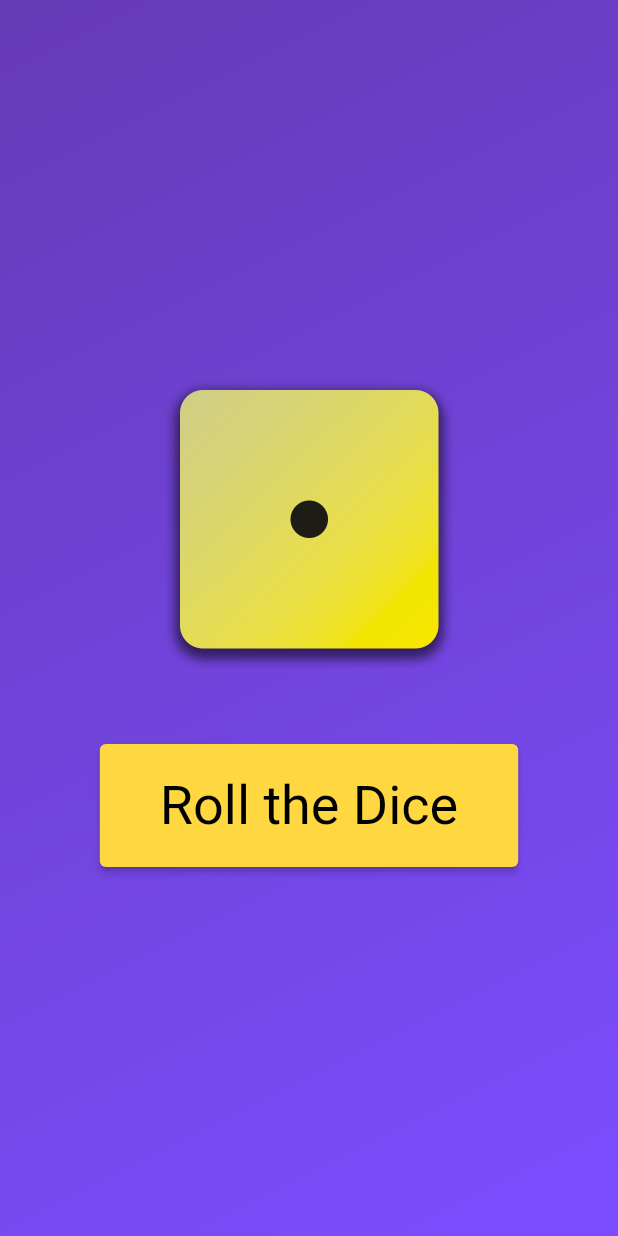
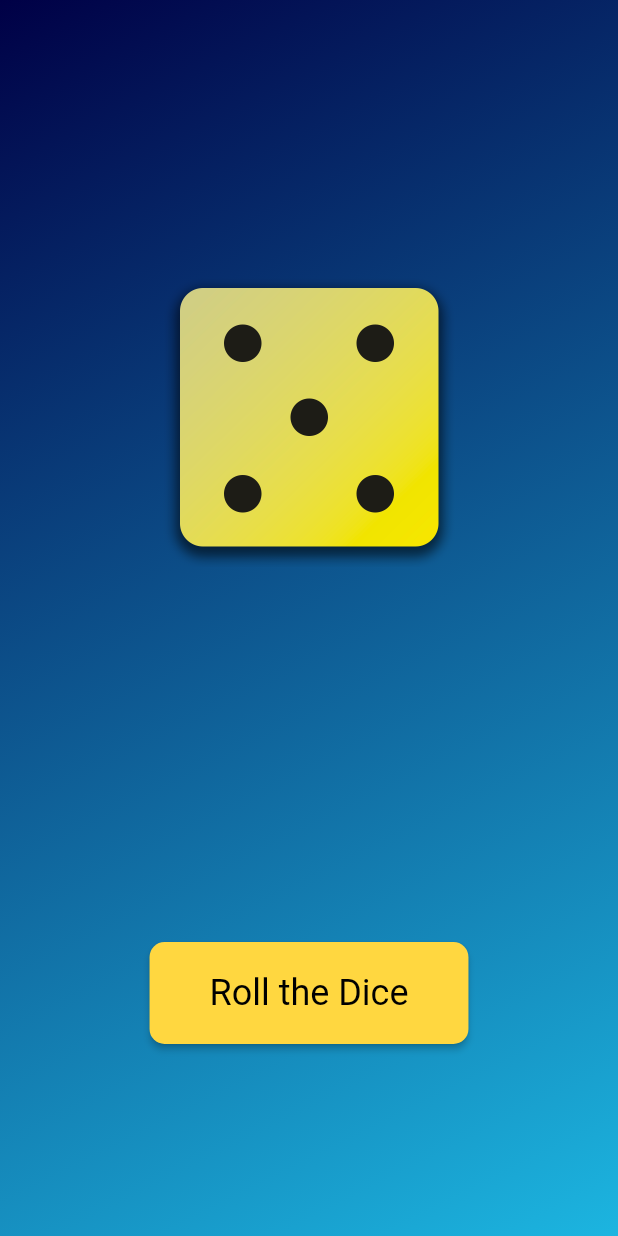
Before and after one commit to masif2002/roll-the-dice, a Flutter app: the screen it shows after launch, after a tap on "Roll the Dice", on a phone screen of 412 x 824 dp. Run offline on Flutter 3.47's test engine with Material 2 defaults, Android fonts, the phone set to English and light mode, and no system bars.

Commit message:
Rename Project

```diff
--- a/lib/gradient_container.dart
+++ b/lib/gradient_container.dart
@@ -1,6 +1,6 @@
 import 'package:flutter/material.dart';
 
-import 'package:first_app/styled_text.dart';
+import 'package:roll_the_dice/dice.dart';
 
 class GradientContainer extends StatelessWidget {
   const GradientContainer(this.gradientColors, {super.key});
@@ -13,9 +13,7 @@ class GradientContainer extends StatelessWidget {
 
   final List<Color> gradientColors;
 
-  void rollDice() {
-    // ....
-  }
+
 
   @override
   Widget build(context) {
@@ -27,36 +25,8 @@ class GradientContainer extends StatelessWidget {
           end: Alignment.bottomRight,
         ),
       ),
-      child: Center(
-        child: Column(
-          mainAxisSize: MainAxisSize.min,
-          children: [
-            Image.asset(
-              'assets/images/dice-1.png',
-              width: 200,
-            ),
-            const SizedBox(
-              height: 50,
-            ),
-            ElevatedButton(
-              onPressed: rollDice,
-              style: ElevatedButton.styleFrom(
-                padding: const EdgeInsets.only(
-                  left: 40,
-                  right: 40,
-                  top: 20,
-                  bottom: 20,
-                ),
-                foregroundColor: Colors.black,
-                backgroundColor: Colors.amberAccent,
-                textStyle: const TextStyle(
-                  fontSize: 36,
-                ),
-              ),
-              child: const Text('Roll the Dice'),
-            )
-          ],
-        ),
+      child: const Center(
+        child: Dice()
       ),
     );
   }
--- a/lib/main.dart
+++ b/lib/main.dart
@@ -1,18 +1,18 @@
 import 'package:flutter/material.dart';
 
-import 'package:first_app/gradient_container.dart';
+import 'package:roll_the_dice/gradient_container.dart';
 
 void main() {
   // Gradient Colors
   const List<Color> colors = [
-    Color.fromARGB(255, 173, 18, 85),
-    Color.fromARGB(255, 9, 113, 73),
+    Color.fromARGB(255, 0, 0, 70),
+    Color.fromARGB(255, 28, 181, 224),
   ];
 
   runApp(
-    MaterialApp(
+    const MaterialApp(
       home: Scaffold(
-        body: GradientContainer.purple(),
+        body: GradientContainer(colors),
       ),
     ),
   );
--- a/pubspec.yaml
+++ b/pubspec.yaml
@@ -1,5 +1,5 @@
-name: first_app
-description: A new Flutter project.
+name: roll_the_dice
+description: A beginner project to kickstart the journey of learning Flutter.
 # The following line prevents the package from being accidentally published to
 # pub.dev using `flutter pub publish`. This is preferred for private packages.
 publish_to: 'none' # Remove this line if you wish to publish to pub.dev
```
Also changed, not shown: 1 other file.
